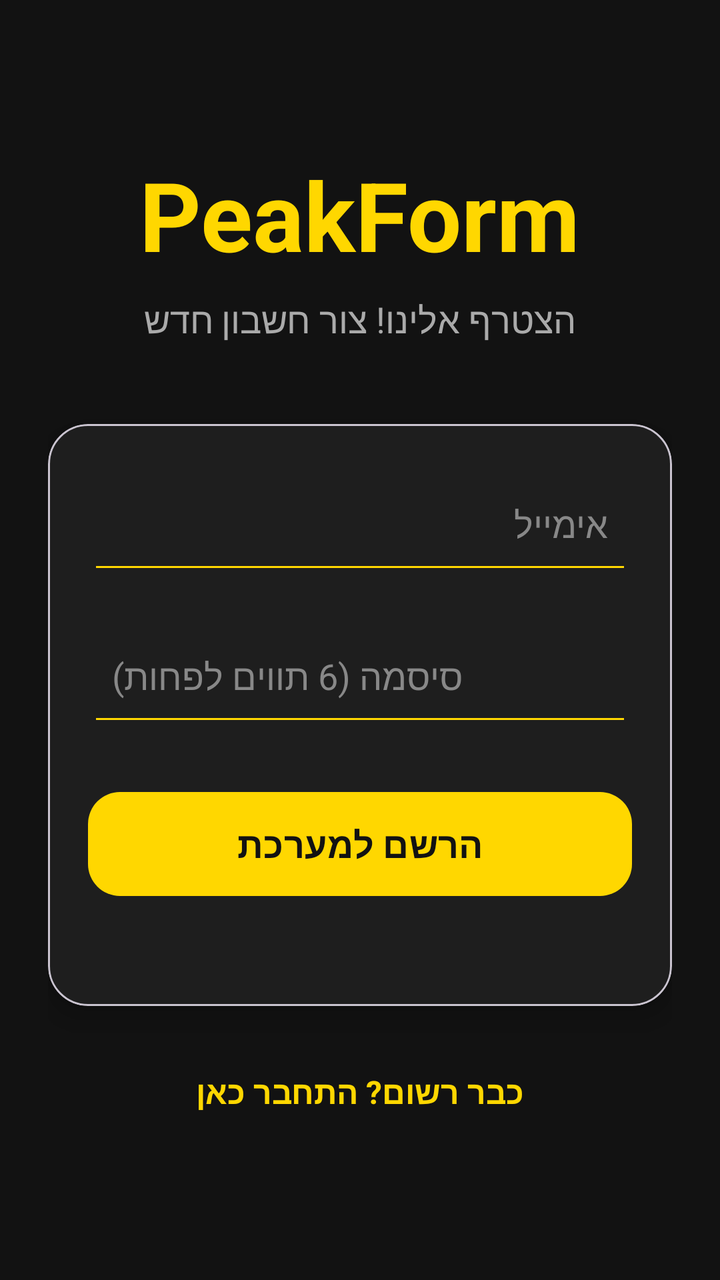
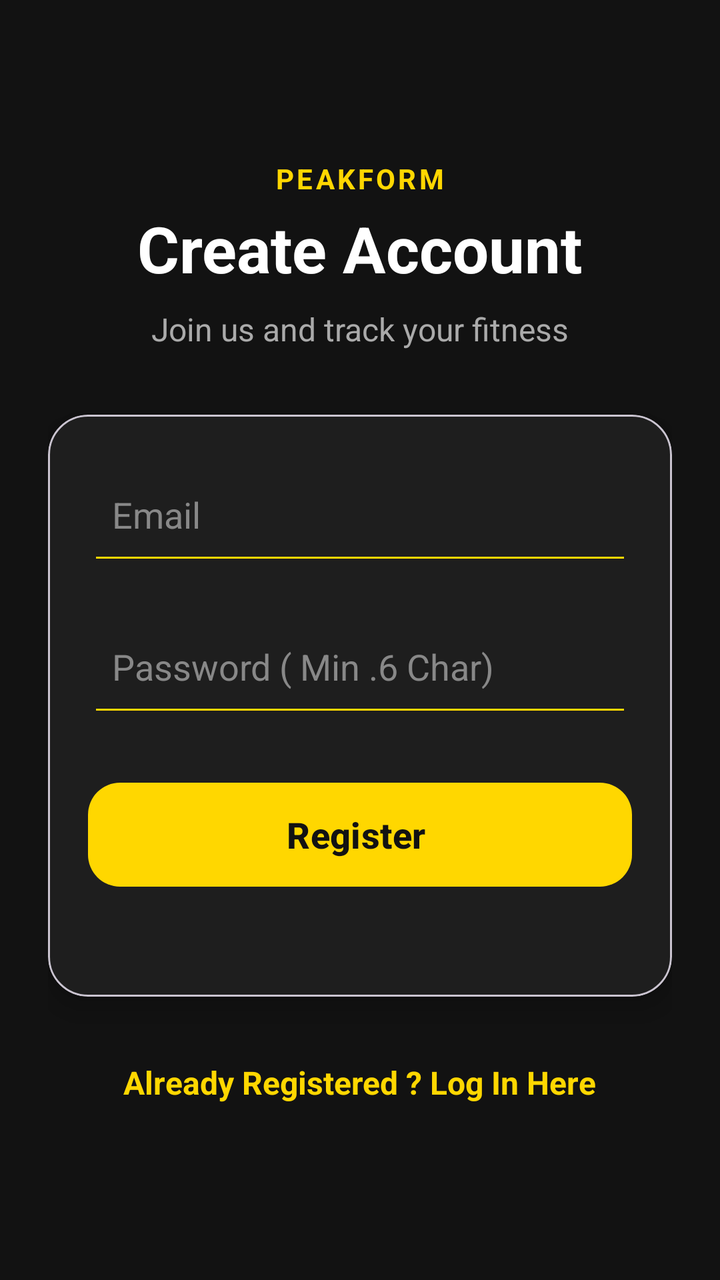

Screens rendered from an Android XML layout before and after an edit, with the pre-edit source and the edit as a unified diff.
<!-- AndroidManifest.xml: application theme Theme.PeakFitA -->
<!-- res/layout/activity_register.xml -->
<?xml version="1.0" encoding="utf-8"?>
<LinearLayout xmlns:android="http://schemas.android.com/apk/res/android"
    xmlns:app="http://schemas.android.com/apk/res-auto"
    xmlns:tools="http://schemas.android.com/tools"
    android:layout_width="match_parent"
    android:layout_height="match_parent"
    android:orientation="vertical"
    android:padding="24dp"
    android:background="#121212"
    android:layoutDirection="rtl"
    android:gravity="center"
    tools:context=".RegisterActivity">

    <TextView
        android:layout_width="wrap_content"
        android:layout_height="wrap_content"
        android:text="PeakForm"
        android:textColor="#FFD700"
        android:textSize="48sp"
        android:textStyle="bold"
        android:layout_marginBottom="8dp" />

    <TextView
        android:layout_width="wrap_content"
        android:layout_height="wrap_content"
        android:text="הצטרף אלינו! צור חשבון חדש"
        android:textColor="#AAAAAA"
        android:textSize="18sp"
        android:layout_marginBottom="40dp" />

    <com.google.android.material.card.MaterialCardView
        android:layout_width="match_parent"
        android:layout_height="wrap_content"
        app:cardBackgroundColor="#1E1E1E"
        app:cardCornerRadius="20dp"
        app:cardElevation="8dp"
        android:layout_marginBottom="24dp">

        <LinearLayout
            android:layout_width="match_parent"
            android:layout_height="wrap_content"
            android:orientation="vertical"
            android:padding="20dp">

            <EditText
                android:id="@+id/eTEmail"
                android:layout_width="match_parent"
                android:layout_height="60dp"
                android:hint="אימייל"
                android:inputType="textEmailAddress"
                android:textColor="#FFFFFF"
                android:textColorHint="#888888"
                android:backgroundTint="#FFD700"
                android:padding="12dp"
                android:layout_marginBottom="16dp" />

            <EditText
                android:id="@+id/eTPass"
                android:layout_width="match_parent"
                android:layout_height="60dp"
                android:hint="סיסמה (6 תווים לפחות)"
                android:inputType="textPassword"
                android:textColor="#FFFFFF"
                android:textColorHint="#888888"
                android:backgroundTint="#FFD700"
                android:padding="12dp"
                android:layout_marginBottom="24dp" />

            <com.google.android.material.button.MaterialButton
                android:id="@+id/createUser"
                android:layout_width="match_parent"
                android:layout_height="60dp"
                android:text="הרשם למערכת"
                android:textSize="18sp"
                android:textStyle="bold"
                app:backgroundTint="#FFD700"
                app:cornerRadius="16dp"
                android:textColor="#121212" />

            <TextView
                android:id="@+id/tVMsg"
                android:layout_width="match_parent"
                android:layout_height="wrap_content"
                android:gravity="center"
                android:textColor="#FF3B30"
                android:layout_marginTop="12dp"
                android:textStyle="bold" />

        </LinearLayout>
    </com.google.android.material.card.MaterialCardView>

    <TextView
        android:id="@+id/connectCheck"
        android:layout_width="wrap_content"
        android:layout_height="wrap_content"
        android:text="כבר רשום? התחבר כאן"
        android:textColor="#FFD700"
        android:textSize="16sp"
        android:textStyle="bold"
        android:padding="8dp" />

</LinearLayout>
<!-- resources referenced by this layout -->
<resources>
  <style name="Theme.PeakFitA" parent="Base.Theme.PeakFitA" />
  <style name="Base.Theme.PeakFitA" parent="Theme.Material3.DayNight.NoActionBar">
          
          
      </style>
</resources>

<!-- the commit's change to res/layout/activity_register.xml (unified diff, before → after) -->
@@ -11,22 +11,39 @@
     android:gravity="center"
     tools:context=".RegisterActivity">
 
-    <TextView
-        android:layout_width="wrap_content"
+    <LinearLayout
+        android:layout_width="match_parent"
         android:layout_height="wrap_content"
-        android:text="PeakForm"
-        android:textColor="#FFD700"
-        android:textSize="48sp"
-        android:textStyle="bold"
-        android:layout_marginBottom="8dp" />
+        android:orientation="vertical"
+        android:gravity="center"
+        android:layout_marginBottom="32dp">
 
-    <TextView
-        android:layout_width="wrap_content"
-        android:layout_height="wrap_content"
-        android:text="הצטרף אלינו! צור חשבון חדש"
-        android:textColor="#AAAAAA"
-        android:textSize="18sp"
-        android:layout_marginBottom="40dp" />
+        <TextView
+            android:layout_width="wrap_content"
+            android:layout_height="wrap_content"
+            android:text="PEAKFORM"
+            android:textColor="#FFD700"
+            android:textSize="14sp"
+            android:textStyle="bold"
+            android:letterSpacing="0.1" />
+
+        <TextView
+            android:layout_width="wrap_content"
+            android:layout_height="wrap_content"
+            android:text="Create Account"
+            android:textColor="#FFFFFF"
+            android:textSize="32sp"
+            android:textStyle="bold"
+            android:layout_marginTop="4dp" />
+
+        <TextView
+            android:layout_width="wrap_content"
+            android:layout_height="wrap_content"
+            android:text="Join us and track your fitness"
+            android:textColor="#AAAAAA"
+            android:textSize="16sp"
+            android:layout_marginTop="8dp" />
+    </LinearLayout>
 
     <com.google.android.material.card.MaterialCardView
         android:layout_width="match_parent"
@@ -46,7 +63,7 @@
                 android:id="@+id/eTEmail"
                 android:layout_width="match_parent"
                 android:layout_height="60dp"
-                android:hint="אימייל"
+                android:hint="Email"
                 android:inputType="textEmailAddress"
                 android:textColor="#FFFFFF"
                 android:textColorHint="#888888"
@@ -58,7 +75,7 @@
                 android:id="@+id/eTPass"
                 android:layout_width="match_parent"
                 android:layout_height="60dp"
-                android:hint="סיסמה (6 תווים לפחות)"
+                android:hint="Password ( Min .6 Char)"
                 android:inputType="textPassword"
                 android:textColor="#FFFFFF"
                 android:textColorHint="#888888"
@@ -70,7 +87,7 @@
                 android:id="@+id/createUser"
                 android:layout_width="match_parent"
                 android:layout_height="60dp"
-                android:text="הרשם למערכת"
+                android:text="Register "
                 android:textSize="18sp"
                 android:textStyle="bold"
                 app:backgroundTint="#FFD700"
@@ -93,7 +110,7 @@
         android:id="@+id/connectCheck"
         android:layout_width="wrap_content"
         android:layout_height="wrap_content"
-        android:text="כבר רשום? התחבר כאן"
+        android:text="Already Registered ? Log In Here"
         android:textColor="#FFD700"
         android:textSize="16sp"
         android:textStyle="bold"
